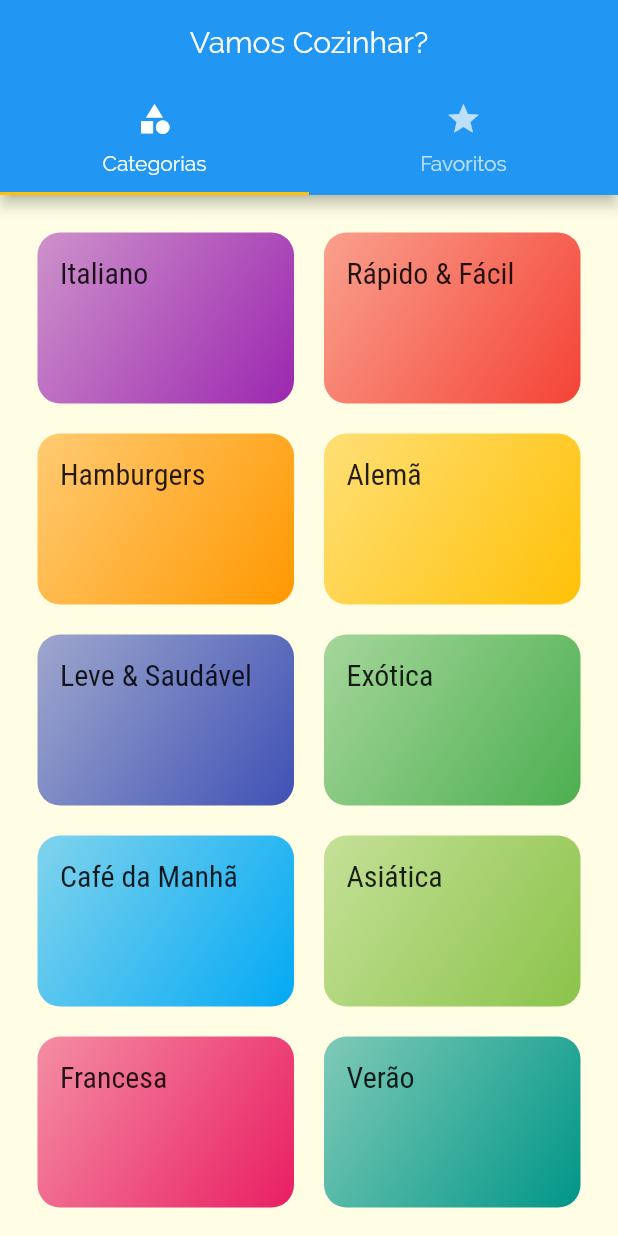
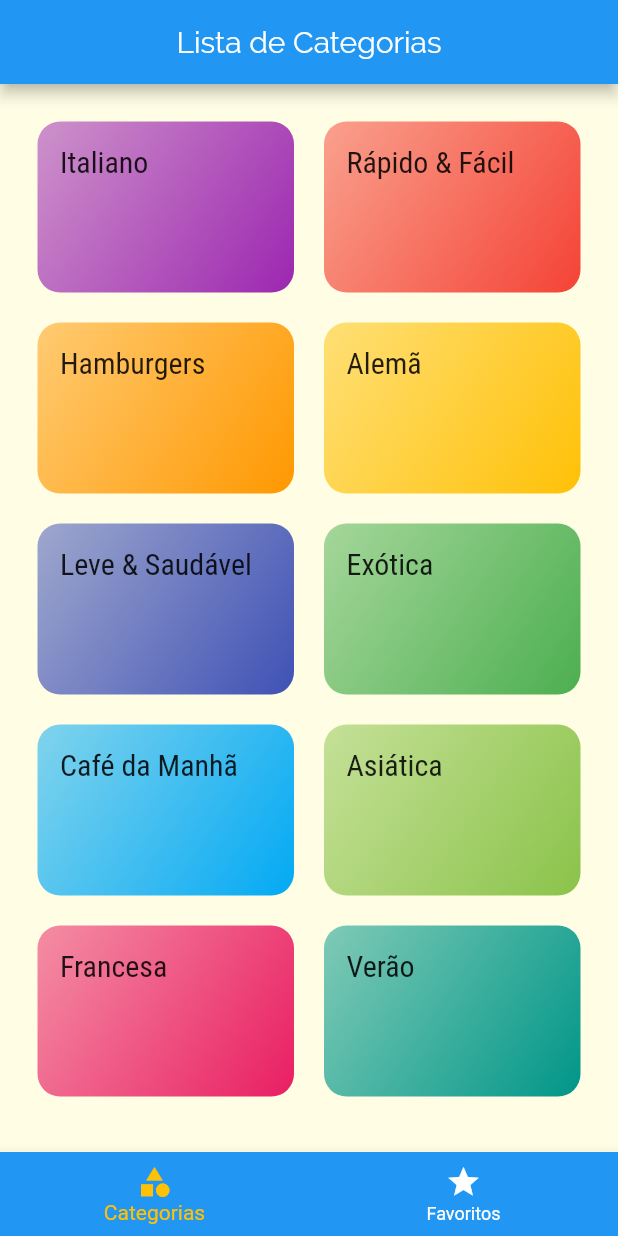
Before and after one commit to sergiohideki/appmeal, a Flutter app: the screen it shows after launch, on a phone screen of 412 x 824 dp. Run offline on Flutter 3.47's test engine with Material 2 defaults, Android fonts, the phone set to English and light mode, and no system bars.

Commit message:
Adicionar TabBar na parte Inferior

```diff
--- a/meals/lib/screens/tabs_screen.dart
+++ b/meals/lib/screens/tabs_screen.dart
@@ -3,35 +3,55 @@ import 'package:flutter/material.dart';
 import 'categories_screen.dart';
 import 'favorite_screen.dart';
 
-class TabsScreen extends StatelessWidget {
+class TabsScreen extends StatefulWidget {
+  @override
+  _TabsScreenState createState() => _TabsScreenState();
+}
+
+class _TabsScreenState extends State<TabsScreen> {
+  int _selectedScreenIndex = 0;
+  final List<Map<String, Object>> _screens = [
+    {'title': 'Lista de Categorias', 'screen': CategoriesScreen()},
+    {'title': 'Meus Favoritos', 'screen': FavoriteScreen()},
+  ];
+
+  _selectScreen(int index) {
+    setState(() {
+      _selectedScreenIndex = index;
+    });
+  }
+
   @override
   Widget build(BuildContext context) {
-    return DefaultTabController(
-      length: 2,
-      child: Scaffold(
-        appBar: AppBar(
-          title: Center(
-            child: Text('Vamos Cozinhar?'),
-          ),
-          bottom: TabBar(
-            tabs: [
-              Tab(
-                icon: Icon(Icons.category),
-                text: 'Categorias',
-              ),
-              Tab(
-                icon: Icon(Icons.star),
-                text: 'Favoritos',
-              )
-            ],
+    return Scaffold(
+      appBar: AppBar(
+        title: Center(
+          child: Text(
+            _screens[_selectedScreenIndex]['title'],
           ),
         ),
-        body: TabBarView(
-          children: [
-            CategoriesScreen(),
-            FavoriteScreen(),
-          ],
-        ),
+      ),
+      body: _screens[_selectedScreenIndex]['screen'],
+      bottomNavigationBar: BottomNavigationBar(
+        onTap: _selectScreen,
+        backgroundColor: Theme.of(context).primaryColor,
+        unselectedItemColor: Colors.white,
+        selectedItemColor: Theme.of(context).accentColor,
+        currentIndex: _selectedScreenIndex,
+        items: [
+          BottomNavigationBarItem(
+            icon: Icon(
+              Icons.category,
+            ),
+            title: Text('Categorias'),
+          ),
+          BottomNavigationBarItem(
+            icon: Icon(
+              Icons.star,
+            ),
+            title: Text('Favoritos'),
+          )
+        ],
       ),
     );
   }
```
